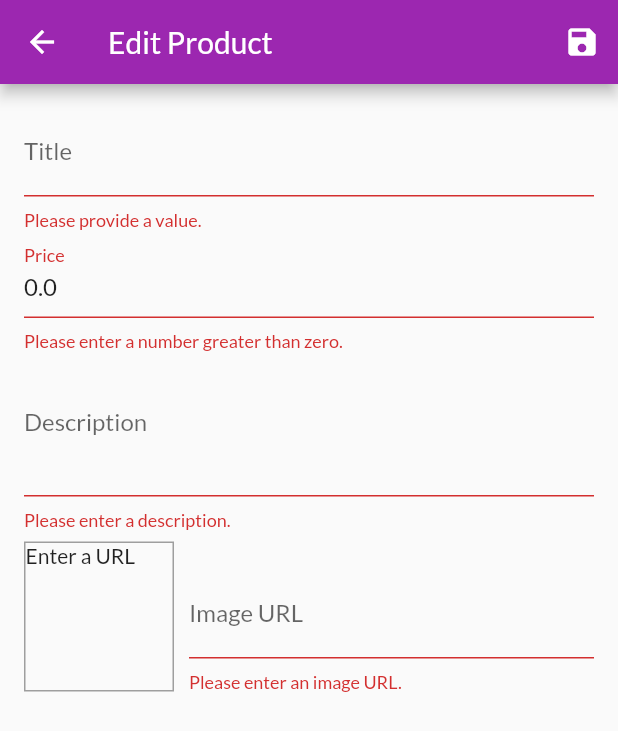
After one commit to tonyth00/shop-flutter, a Flutter app: the EditProductScreen screen opened by its route, after a tap on the "save" icon, on a phone screen of 412 x 824 dp. The commit adds this screen. Shown: the top 731 px of the screen. Run offline on Flutter 3.47's test engine with Material 2 defaults, Android fonts, the phone set to English and light mode, and no system bars; network calls fail.

Commit message:
add/remove/update products, + form submission and validation

```diff
--- a/lib/main.dart
+++ b/lib/main.dart
@@ -5,6 +5,8 @@ import './screens/products_overview_screen.dart';
 import './screens/product_detail_screen.dart';
 import './screens/cart_screen.dart';
 import './screens/orders_screen.dart';
+import './screens/user_products_screen.dart';
+import './screens/edit_product_screen.dart';
 import './providers/products_model.dart';
 import './providers/cart_model.dart';
 import './providers/orders_model.dart';
@@ -35,6 +37,8 @@ class MyApp extends StatelessWidget {
           ProductDetailScreen.routeName: (ctx) => ProductDetailScreen(),
           CartScreen.routeName: (ctx) => CartScreen(),
           OrdersScreen.routeName: (ctx) => OrdersScreen(),
+          UserProductsScreen.routeName: (ctx) => UserProductsScreen(),
+          EditProductScreen.routeName: (ctx) => EditProductScreen(),
         },
       ),
     );
--- a/lib/providers/cart_model.dart
+++ b/lib/providers/cart_model.dart
@@ -12,6 +12,20 @@ class CartEntry {
     @required this.quantity,
     @required this.price,
   });
+
+  CartEntry copyWith({
+    String id,
+    String title,
+    int quantity,
+    double price,
+  }) {
+    return CartEntry(
+      id: id ?? this.id,
+      title: title ?? this.title,
+      quantity: quantity ?? this.quantity,
+      price: price ?? this.price,
+    );
+  }
 }
 
 class CartModel with ChangeNotifier {
@@ -41,11 +55,7 @@ class CartModel with ChangeNotifier {
     if (_items.containsKey(productId)) {
       _items.update(
         productId,
-        (existingEntry) => CartEntry(
-            id: existingEntry.id,
-            title: existingEntry.title,
-            price: existingEntry.price,
-            quantity: existingEntry.quantity + 1),
+        (existingEntry) => existingEntry.copyWith(quantity: existingEntry.quantity + 1),
       );
     } else {
       _items.putIfAbsent(
--- a/lib/providers/product_model.dart
+++ b/lib/providers/product_model.dart
@@ -17,12 +17,25 @@ class ProductModel with ChangeNotifier {
     this.isFavorite = false,
   });
 
+  ProductModel copyWith(
+      {String id,
+      String title,
+      String description,
+      double price,
+      String imageUrl,
+      bool isFavorite}) {
+    return ProductModel(
+      id: id ?? this.id,
+      title: title ?? this.title,
+      description: description ?? this.description,
+      price: price ?? this.price,
+      imageUrl: imageUrl ?? this.imageUrl,
+      isFavorite: isFavorite ?? this.isFavorite,
+    );
+  }
+
   void toggleFavoriteStatus() {
     isFavorite = !isFavorite;
     notifyListeners();
   }
-
-  String toString() {
-    return '$isFavorite';
-  }
 }
--- a/lib/providers/products_model.dart
+++ b/lib/providers/products_model.dart
@@ -8,8 +8,7 @@ class ProductsModel with ChangeNotifier {
       title: 'Red Shirt',
       description: 'A red shirt - it is pretty red!',
       price: 29.99,
-      imageUrl:
-          'https://cdn.pixabay.com/photo/2016/10/02/22/17/red-t-shirt-1710578_1280.jpg',
+      imageUrl: 'https://cdn.pixabay.com/photo/2016/10/02/22/17/red-t-shirt-1710578_1280.jpg',
     ),
     ProductModel(
       id: 'p2',
@@ -24,8 +23,7 @@ class ProductsModel with ChangeNotifier {
       title: 'Yellow Scarf',
       description: 'Warm and cozy - exactly what you need for the winter.',
       price: 19.99,
-      imageUrl:
-          'https://live.staticflickr.com/4043/4438260868_cc79b3369d_z.jpg',
+      imageUrl: 'https://live.staticflickr.com/4043/4438260868_cc79b3369d_z.jpg',
     ),
     ProductModel(
       id: 'p4',
@@ -49,8 +47,24 @@ class ProductsModel with ChangeNotifier {
     return _items.firstWhere((item) => item.id == id);
   }
 
-  void toggleFavoriteStatus(String id) {
-    findById(id).isFavorite = !findById(id).isFavorite;
+  void addProduct(ProductModel product) {
+    _items.add(product.copyWith(id: DateTime.now().toString()));
+
+    notifyListeners();
+  }
+
+  void updateProduct(String id, ProductModel newProduct) {
+    final prodIndex = _items.indexWhere((product) => product.id == id);
+    if (prodIndex >= 0) {
+      _items[prodIndex] = newProduct;
+      notifyListeners();
+    } else {
+      print('Cannot find product');
+    }
+  }
+
+  void deleteProduct(String id) {
+    _items.removeWhere((product) => product.id == id);
     notifyListeners();
   }
 }
--- /dev/null
+++ b/lib/screens/edit_product_screen.dart
@@ -0,0 +1,175 @@
+import 'package:flutter/material.dart';
+import 'package:provider/provider.dart';
+import '../providers/product_model.dart';
+import '../providers/products_model.dart';
+
+class EditProductScreen extends StatefulWidget {
+  static const routeName = '/edit-product';
+  @override
+  _EditProductScreenState createState() => _EditProductScreenState();
+}
+
+class _EditProductScreenState extends State<EditProductScreen> {
+  final _priceFocusNode = FocusNode();
+  final _descriptionFocusNode = FocusNode();
+  final _imageUrlController = TextEditingController();
+  final _imageUrlFocusNode = FocusNode();
+  final _form = GlobalKey<FormState>();
+  var _isInit = true;
+
+  var _editedProduct = ProductModel(id: null, title: '', price: 0, description: '', imageUrl: '');
+  void _updateImageUrl() {
+    if (!_imageUrlFocusNode.hasFocus) {
+      setState(() {});
+    }
+  }
+
+  @override
+  void initState() {
+    _imageUrlFocusNode.addListener(_updateImageUrl);
+    super.initState();
+  }
+
+  @override
+  void didChangeDependencies() {
+    if (_isInit) {
+      final productId = ModalRoute.of(context).settings.arguments as String;
+      if (productId != null) {
+        _editedProduct = Provider.of<ProductsModel>(context, listen: false).findById(productId);
+        _imageUrlController.text = _editedProduct.imageUrl;
+      }
+    }
+
+    _isInit = false;
+
+    super.didChangeDependencies();
+  }
+
+  @override
+  void dispose() {
+    _imageUrlFocusNode.removeListener(_updateImageUrl);
+    _priceFocusNode.dispose();
+    _descriptionFocusNode.dispose();
+    _imageUrlFocusNode.dispose();
+    _imageUrlController.dispose();
+    super.dispose();
+  }
+
+  void _saveForm() {
+    final isValid = _form.currentState.validate();
+    if (!isValid) return;
+    _form.currentState.save();
+    if (_editedProduct.id == null) {
+      Provider.of<ProductsModel>(context, listen: false).addProduct(_editedProduct);
+    } else {
+      Provider.of<ProductsModel>(context, listen: false).updateProduct(_editedProduct.id, _editedProduct);
+    }
+
+    Navigator.of(context).pop();
+  }
+
+  @override
+  Widget build(BuildContext context) {
+    return Scaffold(
+      appBar: AppBar(
+        title: Text('Edit Product'),
+        actions: <Widget>[
+          IconButton(
+            icon: Icon(Icons.save),
+            onPressed: _saveForm,
+          ),
+        ],
+      ),
+      body: Padding(
+        padding: EdgeInsets.all(16),
+        child: Form(
+          key: _form,
+          child: SingleChildScrollView(
+            child: Column(
+              children: <Widget>[
+                TextFormField(
+                  initialValue: _editedProduct.title,
+                  decoration: InputDecoration(labelText: 'Title'),
+                  textInputAction: TextInputAction.next,
+                  onFieldSubmitted: (_) => FocusScope.of(context).requestFocus(_priceFocusNode),
+                  onSaved: (value) => _editedProduct = _editedProduct.copyWith(title: value),
+                  validator: (value) {
+                    if (value.isEmpty) return 'Please provide a value.';
+                    return null;
+                  },
+                ),
+                TextFormField(
+                  initialValue: _editedProduct.price.toString(),
+                  decoration: InputDecoration(labelText: 'Price'),
+                  textInputAction: TextInputAction.next,
+                  keyboardType: TextInputType.number,
+                  focusNode: _priceFocusNode,
+                  onFieldSubmitted: (_) =>
+                      FocusScope.of(context).requestFocus(_descriptionFocusNode),
+                  onSaved: (value) =>
+                      _editedProduct = _editedProduct.copyWith(price: double.parse(value)),
+                  validator: (value) {
+                    if (value.isEmpty) return 'Please enter a price.';
+                    if (double.tryParse(value) == null) return 'Please enter a valid number.';
+                    if (double.parse(value) <= 0) return 'Please enter a number greater than zero.';
+                    return null;
+                  },
+                ),
+                TextFormField(
+                  initialValue: _editedProduct.description,
+                  decoration: InputDecoration(labelText: 'Description'),
+                  maxLines: 3,
+                  keyboardType: TextInputType.multiline,
+                  focusNode: _descriptionFocusNode,
+                  onSaved: (value) => _editedProduct = _editedProduct.copyWith(description: value),
+                  validator: (value) {
+                    if (value.isEmpty) return 'Please enter a description.';
+                    if (value.length < 10) return 'Should be at least 10 characters long.';
+                    return null;
+                  },
+                ),
+                Row(
+                  crossAxisAlignment: CrossAxisAlignment.end,
+                  children: <Widget>[
+                    Container(
+                      width: 100,
+                      height: 100,
+                      margin: EdgeInsets.only(top: 8, right: 10),
+                      decoration: BoxDecoration(
+                        border: Border.all(width: 1, color: Colors.grey),
+                      ),
+                      child: _imageUrlController.text.isEmpty
+                          ? Text('Enter a URL')
+                          : FittedBox(
+                              child: Image.network(_imageUrlController.text),
+                              fit: BoxFit.cover,
+                            ),
+                    ),
+                    Expanded(
+                      child: TextFormField(
+                        decoration: InputDecoration(labelText: 'Image URL'),
+                        keyboardType: TextInputType.url,
+                        textInputAction: TextInputAction.done,
+                        controller: _imageUrlController,
+                        focusNode: _imageUrlFocusNode,
+                        onFieldSubmitted: (_) => _saveForm(),
+                        onSaved: (value) =>
+                            _editedProduct = _editedProduct.copyWith(imageUrl: value),
+                        validator: (value) {
+                          if (value.isEmpty) return 'Please enter an image URL.';
+                          if (!value.startsWith('http') && !value.startsWith('https'))
+                            return 'Please enter a valid URL.';
+                          return null;
+                        },
+                      ),
+                    )
+                  ],
+                )
+              ],
+            ),
+          ),
+        ),
+      ),
+    );
+  }
+}
--- a/lib/widgets/app_drawer.dart
+++ b/lib/widgets/app_drawer.dart
@@ -1,5 +1,6 @@
 import 'package:flutter/material.dart';
 import '../screens/orders_screen.dart';
+import '../screens/user_products_screen.dart';
 
 class AppDrawer extends StatelessWidget {
   @override
@@ -22,6 +23,12 @@ class AppDrawer extends StatelessWidget {
             title: Text('Orders'),
             onTap: () => Navigator.of(context).pushReplacementNamed(OrdersScreen.routeName),
           ),
+          Divider(),
+          ListTile(
+            leading: Icon(Icons.edit),
+            title: Text('Manage Products'),
+            onTap: () => Navigator.of(context).pushReplacementNamed(UserProductsScreen.routeName),
+          ),
         ],
       ),
     );
```
Also changed, not shown: lib/screens/user_products_screen.dart (added, +36 -0 lines), lib/widgets/cart_list_tile.dart (+20 -0 lines), lib/widgets/user_product_list_tile.dart (added, +42 -0 lines).
